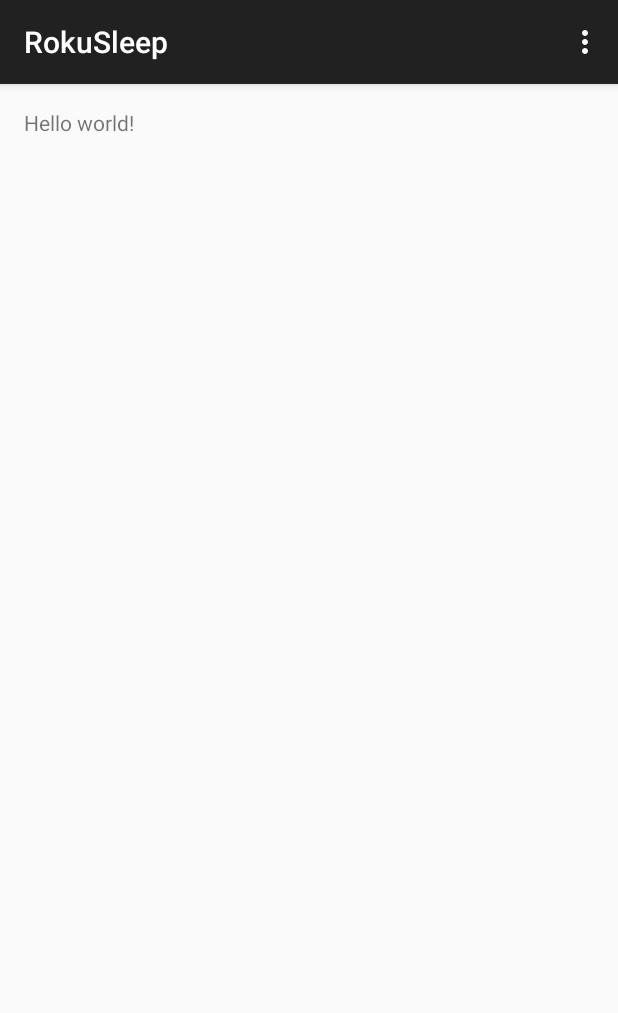
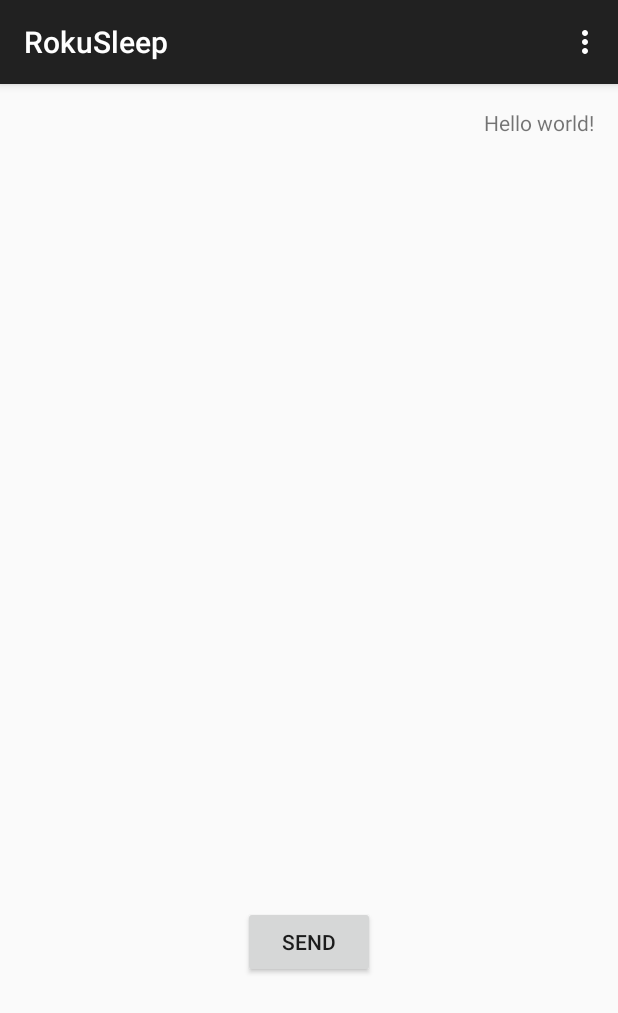
Before and after one commit to BelmontSteaks/RokuSleep, an Android app: the screen it shows after launch (MainActivity), on a phone screen of 412 x 824 dp. Shown: the top 1013 px of the screen. Run offline under Robolectric (Android 15) with nearby library versions, the phone set to English and light mode, and no system bars.

Commit message:
Auto config

```diff
--- a/app/src/main/res/layout/activity_main.xml
+++ b/app/src/main/res/layout/activity_main.xml
@@ -6,6 +6,17 @@
     android:paddingBottom="@dimen/activity_vertical_margin" tools:context=".MainActivity">
 
     <TextView android:text="@string/hello_world" android:layout_width="wrap_content"
-        android:layout_height="wrap_content" />
+        android:layout_height="wrap_content"
+        android:layout_alignParentRight="true"
+        android:layout_alignParentEnd="true" />
+
+    <Button
+        android:layout_width="wrap_content"
+        android:layout_height="wrap_content"
+        android:text="Send"
+        android:id="@+id/button"
+        android:layout_alignParentBottom="true"
+        android:layout_centerHorizontal="true"
+        android:layout_marginBottom="156dp" />
 
 </RelativeLayout>
```
Also changed, not shown: 1 other file.
